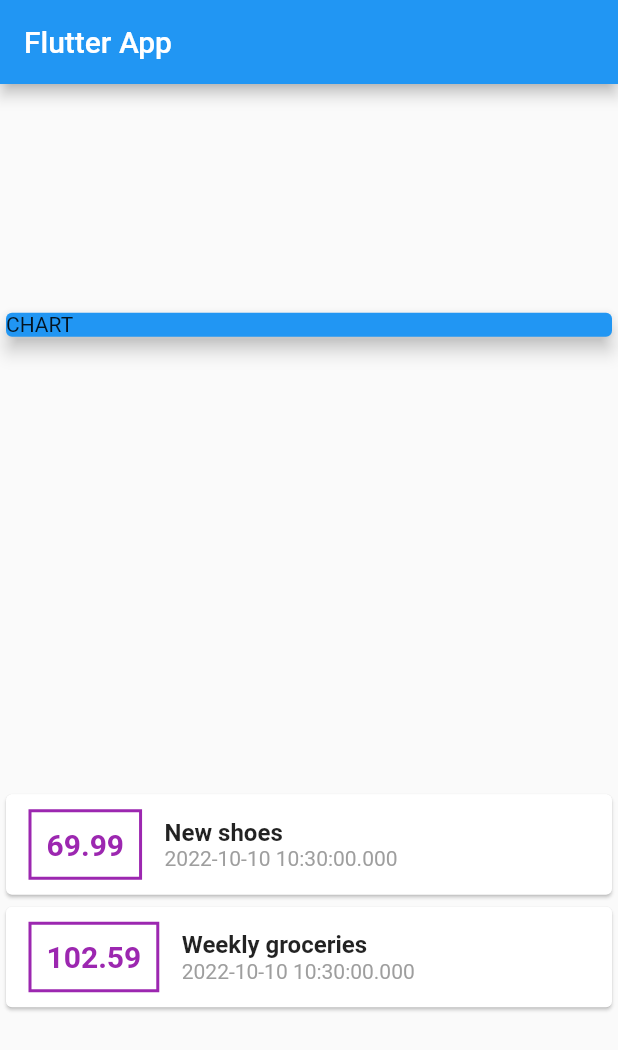
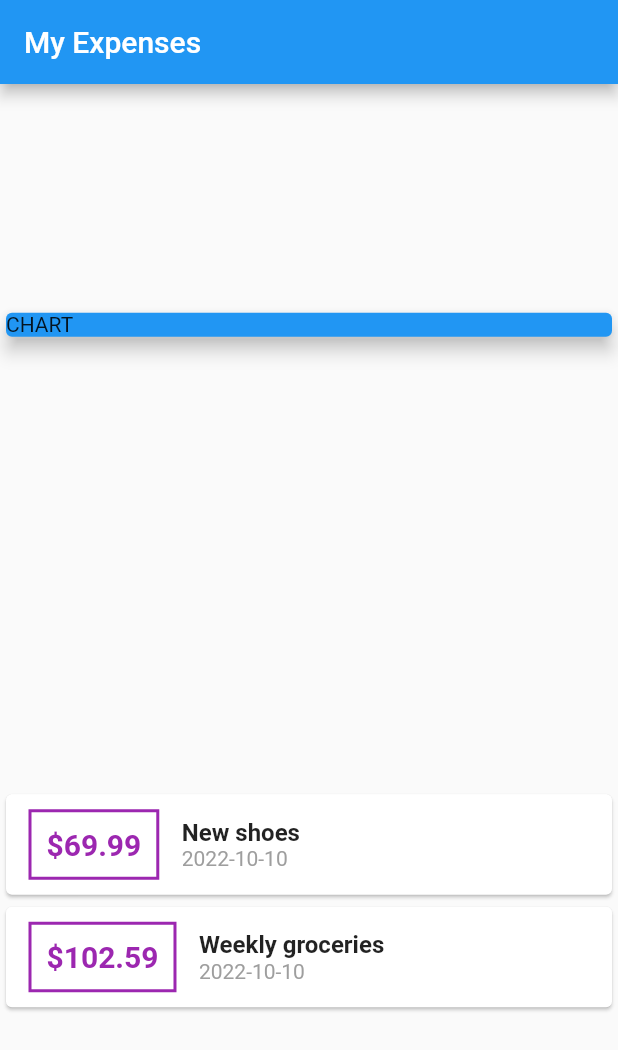
Before and after one commit to ash54xiang/personal_expenses_app, a Flutter app: the screen it shows after launch, on a phone screen of 412 x 824 dp. Shown: the top 1050 px of the screen. Run offline on Flutter 3.47's test engine with Material 2 defaults, Android fonts, the phone set to English and light mode, and no system bars.

Commit message:
Add date formatter package

```diff
--- a/lib/main.dart
+++ b/lib/main.dart
@@ -1,4 +1,6 @@
 import 'package:flutter/material.dart';
+import 'package:intl/intl.dart';
+
 import './transaction.dart';
 
 void main() => runApp(MyApp());
@@ -7,7 +9,7 @@ class MyApp extends StatelessWidget {
   @override
   Widget build(BuildContext context) {
     return MaterialApp(
-      title: 'Flutter App',
+      title: 'RecordMe',
       home: MyHomePage(),
     );
   }
@@ -33,7 +35,7 @@ class MyHomePage extends StatelessWidget {
   Widget build(BuildContext context) {
     return Scaffold(
       appBar: AppBar(
-        title: Text('Flutter App'),
+        title: Text('My Expenses'),
       ),
       body: Column(
         mainAxisAlignment: MainAxisAlignment.spaceAround,
@@ -65,7 +67,8 @@ class MyHomePage extends StatelessWidget {
                       ),
                       padding: EdgeInsets.all(10),
                       child: Text(
-                        tx.amount.toString(),
+                        '\$${tx.amount.toString()}',
+                        // tx.amount.toString(),
                         style: TextStyle(
                           fontWeight: FontWeight.bold,
                           fontSize: 20,
@@ -84,7 +87,7 @@ class MyHomePage extends StatelessWidget {
                           ),
                         ),
                         Text(
-                          tx.date.toString(),
+                          DateFormat('yyyy-MM-dd').format(tx.date),
                           style: TextStyle(
                             color: Colors.grey,
                           ),
--- a/pubspec.yaml
+++ b/pubspec.yaml
@@ -23,6 +23,7 @@ environment:
 dependencies:
   flutter:
     sdk: flutter
+  intl: ^0.15.8
 
 
   # The following adds the Cupertino Icons font to your application.
```
Also changed, not shown: pubspec.lock.
